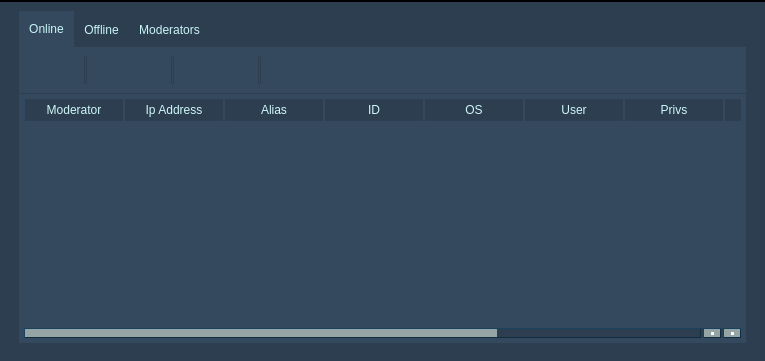
Qt form source/gui.ui (5l1v3r1/Moderat) before a commit.
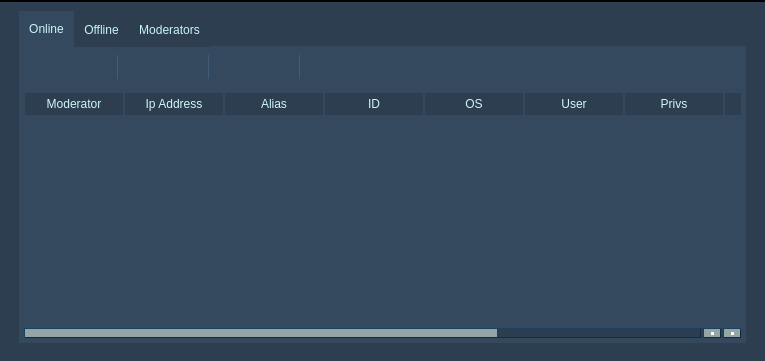
The same form after that commit. Icons and pictures are not drawn.

```diff
--- a/source/gui.ui
+++ b/source/gui.ui
@@ -185,7 +185,9 @@
            <widget class="QGroupBox" name="onlineGroup">
             <property name="styleSheet">
              <string notr="true">background-color: #34495e;
-border: 1px solid #2c3e50;</string>
+border: none;
+margin-left: 1px;
+margin-right: 1px;</string>
             </property>
             <property name="title">
              <string/>
@@ -200,14 +202,14 @@
                 <widget class="QPushButton" name="connectButton">
                  <property name="minimumSize">
                   <size>
-                   <width>28</width>
-                   <height>28</height>
+                   <width>0</width>
+                   <height>0</height>
                   </size>
                  </property>
                  <property name="maximumSize">
                   <size>
-                   <width>28</width>
-                   <height>28</height>
+                   <width>16777215</width>
+                   <height>16777215</height>
                   </size>
                  </property>
                  <property name="focusPolicy">
@@ -250,14 +252,14 @@
                 <widget class="QPushButton" name="disconnectButton">
                  <property name="minimumSize">
                   <size>
-                   <width>28</width>
-                   <height>28</height>
+                   <width>0</width>
+                   <height>0</height>
                   </size>
                  </property>
                  <property name="maximumSize">
                   <size>
-                   <width>28</width>
-                   <height>28</height>
+                   <width>16777215</width>
+                   <height>16777215</height>
                   </size>
                  </property>
                  <property name="focusPolicy">
@@ -297,6 +299,9 @@
                </item>
                <item>
                 <widget class="Line" name="line_3">
+                 <property name="styleSheet">
+                  <string notr="true">border: 1px ridge #2c3e50;</string>
+                 </property>
                  <property name="orientation">
                   <enum>Qt::Vertical</enum>
                  </property>
@@ -368,6 +373,9 @@
                </item>
                <item>
                 <widget class="Line" name="line_2">
+                 <property name="styleSheet">
+                  <string notr="true">border: 1px ridge #2c3e50;</string>
+                 </property>
                  <property name="orientation">
                   <enum>Qt::Vertical</enum>
                  </property>
@@ -439,6 +447,9 @@
                </item>
                <item>
                 <widget class="Line" name="line">
+                 <property name="styleSheet">
+                  <string notr="true">border: 1px ridge #2c3e50;</string>
+                 </property>
                  <property name="orientation">
                   <enum>Qt::Vertical</enum>
                  </property>
```
Left out of the diff: 8 changed lines with no effect on the pictures.
